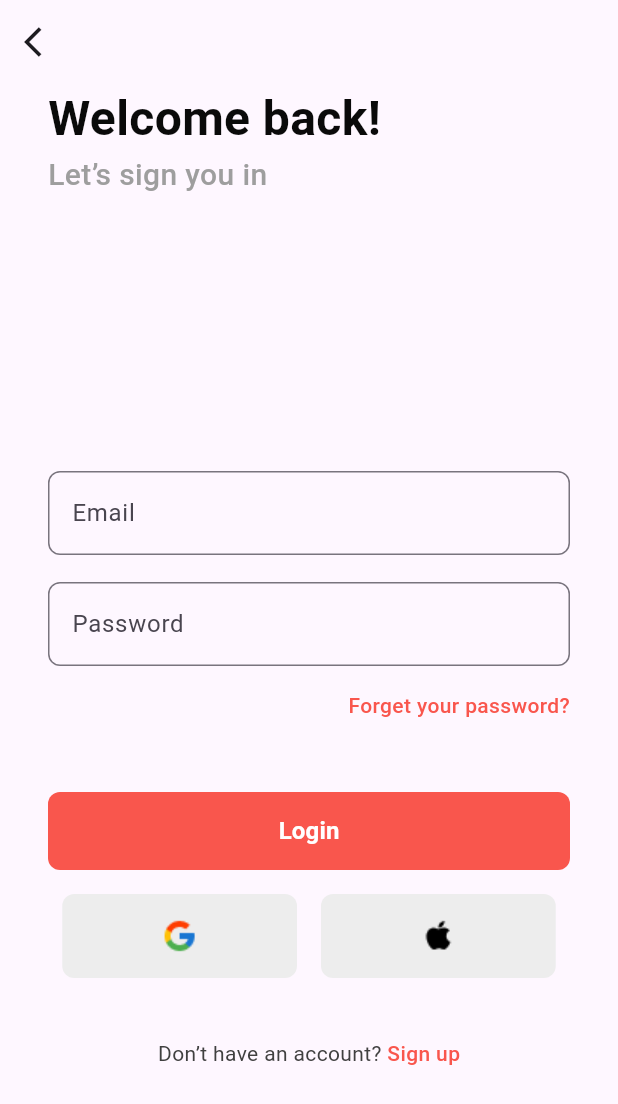
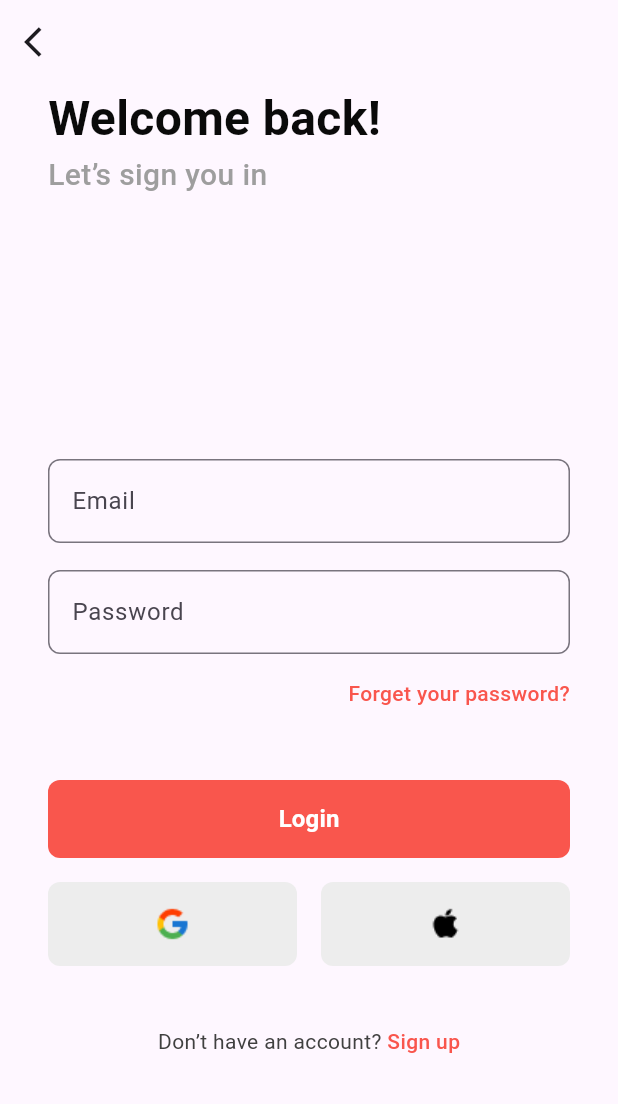
Before and after one commit to Lifeados/authentication-app, a Flutter app: the screen it shows after launch, on a phone screen of 412 x 824 dp. Shown: the top 1104 px of the screen. Run offline on Flutter 3.47's test engine with Material 3 defaults, Android fonts, the phone set to English and light mode, and no system bars.

Commit message:
fix: corrige bug de overflow no iphone 13 mini

```diff
--- a/lib/ui/modules/login/login_page.dart
+++ b/lib/ui/modules/login/login_page.dart
@@ -15,7 +15,7 @@ class LoginPage extends StatelessWidget {
       ),
       body: SafeArea(
         child: Padding(
-          padding: const EdgeInsets.only(right: 32, bottom: 40, left: 32),
+          padding: const EdgeInsets.only(right: 32, bottom: 20, left: 32),
           child: Column(
             crossAxisAlignment: CrossAxisAlignment.stretch,
             children: [
@@ -27,9 +27,7 @@ class LoginPage extends StatelessWidget {
                   color: Color.fromRGBO(10, 10, 10, 1),
                 ),
               ),
-              Container(
-                margin: const EdgeInsets.only(bottom: 183),
-                child: const Text(
+              const Text(
                 'Let’s sign you in',
                 style: TextStyle(
                   fontSize: 20,
@@ -37,6 +35,8 @@ class LoginPage extends StatelessWidget {
                   color: Color.fromRGBO(158, 158, 158, 1),
                 ),
               ),
+              const SizedBox(
+                height: 175,
               ),
               Form(
                 child: Column(
@@ -141,17 +141,15 @@ class LoginPage extends StatelessWidget {
                   ),
                 ),
               ),
-              Container(
-                margin: const EdgeInsets.only(bottom: 40),
-                child: Row(
+              Row(
                 mainAxisAlignment: MainAxisAlignment.center,
                 children: [
-                    GestureDetector(
+                  Expanded(
+                    flex: 1,
+                    child: GestureDetector(
                       onTap: () {},
                       child: Container(
                         height: 56,
-                        width: 156.5,
-                        margin: const EdgeInsets.only(right: 16),
                         decoration: const BoxDecoration(
                             color: Color.fromRGBO(237, 237, 237, 1),
                             borderRadius: BorderRadius.all(
@@ -163,11 +161,16 @@ class LoginPage extends StatelessWidget {
                         ),
                       ),
                     ),
-                    GestureDetector(
+                  ),
+                  const SizedBox(
+                    width: 16,
+                  ),
+                  Expanded(
+                    flex: 1,
+                    child: GestureDetector(
                       onTap: () {},
                       child: Container(
                         height: 56,
-                        width: 156.5,
                         decoration: const BoxDecoration(
                             color: Color.fromRGBO(237, 237, 237, 1),
                             borderRadius: BorderRadius.all(
@@ -178,9 +181,12 @@ class LoginPage extends StatelessWidget {
                               Image.asset('lib/ui/assets/images/appleIcon.png'),
                         ),
                       ),
+                    ),
                   )
                 ],
               ),
+              const SizedBox(
+                height: 40,
               ),
               Row(
                 mainAxisAlignment: MainAxisAlignment.center,
```
Lines whose indentation alone changed are shown as unchanged.
